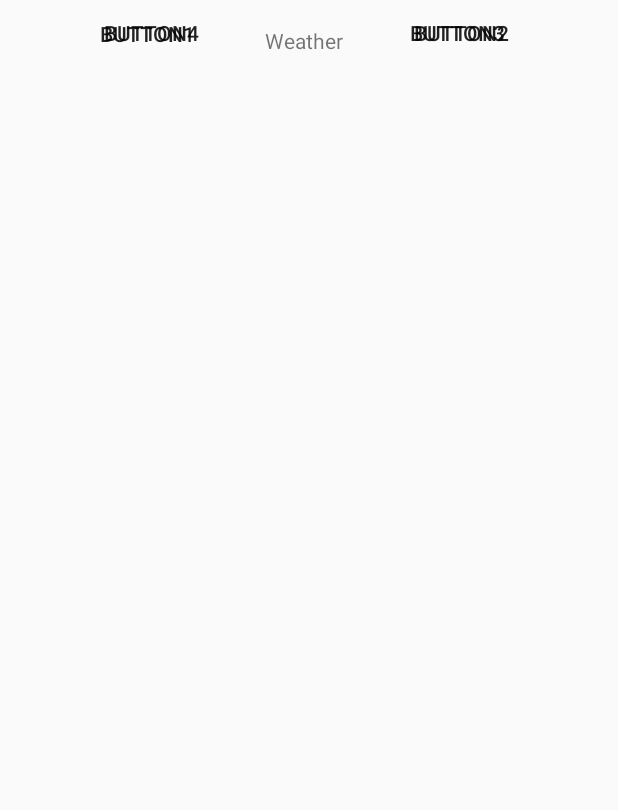
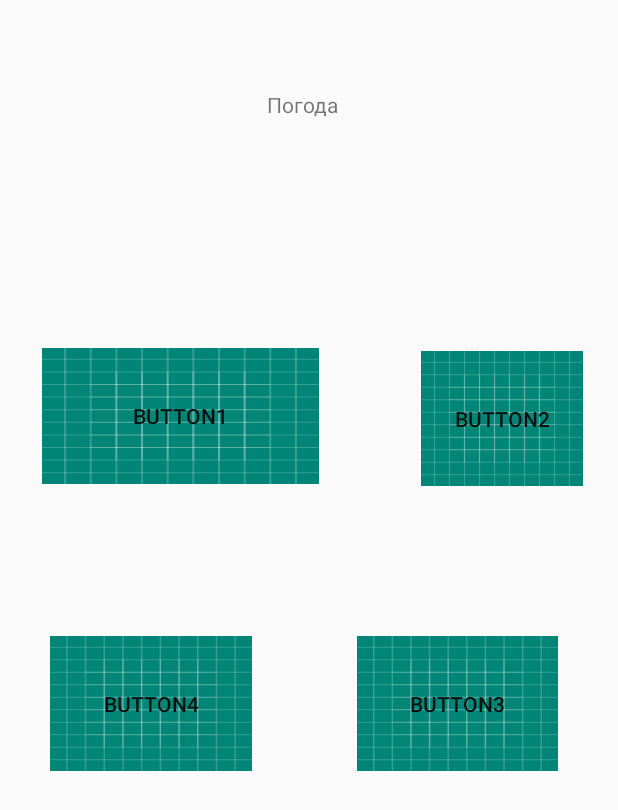
Before and after one commit to Olfm/App_weather, an Android app: the screen it shows after launch (MainActivity), on a phone screen of 412 x 824 dp. Shown: the top 810 px of the screen. Run offline under Robolectric (Android 15) with nearby library versions, the phone set to English and light mode, and no system bars.

Commit message:
test commit

```diff
--- a/app/src/main/res/layout/activity_main.xml
+++ b/app/src/main/res/layout/activity_main.xml
@@ -10,72 +10,96 @@
         android:id="@+id/tvWeather"
         android:layout_width="59dp"
         android:layout_height="22dp"
-        android:text="@string/weather"
-        app:layout_constraintBottom_toBottomOf="parent"
+        android:layout_marginTop="60dp"
+        android:contentDescription="@string/Погода"
+        android:text="@string/Погода"
         app:layout_constraintEnd_toEndOf="parent"
+        app:layout_constraintHorizontal_bias="0.505"
         app:layout_constraintStart_toStartOf="parent"
         app:layout_constraintTop_toTopOf="parent"
-        app:layout_constraintVertical_bias="0.022"
         tools:text="ПОГОДА" />
 
     <Button
         android:id="@+id/btnMoscow"
         style="@style/Widget.AppCompat.Button.ButtonBar.AlertDialog"
-        android:layout_width="139dp"
-        android:layout_height="45dp"
-        android:layout_marginEnd="244dp"
+        android:layout_width="0dp"
+        android:layout_height="0dp"
+        android:layout_marginStart="28dp"
+        android:layout_marginTop="232dp"
+        android:layout_marginEnd="68dp"
+        android:layout_marginBottom="101dp"
+        android:background="@drawable/ic_launcher_background"
         android:onClick="onClick"
         android:text="@string/button1"
         android:textAppearance="@style/TextAppearance.AppCompat.Button"
         android:visibility="visible"
-        app:layout_constraintEnd_toEndOf="parent"
+        app:layout_constraintBottom_toTopOf="@+id/btnDaily"
+        app:layout_constraintEnd_toStartOf="@+id/btnSingapore"
+        app:layout_constraintHorizontal_chainStyle="spread"
+        app:layout_constraintStart_toStartOf="parent"
+        app:layout_constraintTop_toTopOf="parent"
+        app:layout_constraintVertical_bias="0.47000003"
         tools:ignore="MissingConstraints"
-        tools:layout_editor_absoluteY="232dp"
         tools:text="Погода в Москва" />
 
     <Button
         android:id="@+id/btnSingapore"
         style="@style/Widget.AppCompat.Button.ButtonBar.AlertDialog"
-        android:layout_width="153dp"
-        android:layout_height="43dp"
-        android:layout_marginEnd="28dp"
+        android:layout_width="wrap_content"
+        android:layout_height="0dp"
+        android:layout_marginTop="234dp"
+        android:layout_marginEnd="23dp"
+        android:layout_marginBottom="100dp"
+        android:background="@drawable/ic_launcher_background"
         android:onClick="onClick"
         android:text="@string/button2"
         android:textAppearance="@style/TextAppearance.AppCompat.Button"
         android:visibility="visible"
+        app:layout_constraintBottom_toTopOf="@+id/btnRoma"
         app:layout_constraintEnd_toEndOf="parent"
+        app:layout_constraintStart_toEndOf="@+id/btnMoscow"
+        app:layout_constraintTop_toTopOf="parent"
         tools:ignore="MissingConstraints"
-        tools:layout_editor_absoluteY="234dp"
         tools:text="Погода в Сингапуре" />
 
     <Button
         android:id="@+id/btnRoma"
         style="@style/Widget.AppCompat.Button.ButtonBar.AlertDialog"
-        android:layout_width="134dp"
-        android:layout_height="44dp"
+        android:layout_width="0dp"
+        android:layout_height="0dp"
         android:layout_marginEnd="40dp"
+        android:layout_marginBottom="310dp"
+        android:background="@drawable/ic_launcher_background"
         android:onClick="onClick"
         android:text="@string/button3"
         android:textAppearance="@style/TextAppearance.AppCompat.Button"
         android:visibility="visible"
+        app:layout_constraintBottom_toBottomOf="parent"
         app:layout_constraintEnd_toEndOf="parent"
+        app:layout_constraintStart_toEndOf="@+id/btnDaily"
+        app:layout_constraintTop_toBottomOf="@+id/btnSingapore"
         tools:ignore="MissingConstraints"
-        tools:layout_editor_absoluteY="377dp"
         tools:text="Погода в Риме" />
 
     <Button
         android:id="@+id/btnDaily"
         style="@style/Widget.AppCompat.Button.ButtonBar.AlertDialog"
-        android:layout_width="134dp"
-        android:layout_height="43dp"
-        android:layout_marginEnd="244dp"
+        android:layout_width="0dp"
+        android:layout_height="0dp"
+        android:layout_marginStart="33dp"
+        android:layout_marginEnd="70dp"
+        android:layout_marginBottom="310dp"
+        android:background="@drawable/ic_launcher_background"
         android:onClick="onClick"
         android:text="@string/button4"
         android:textAppearance="@style/TextAppearance.AppCompat.Button"
         android:visibility="visible"
-        app:layout_constraintEnd_toEndOf="parent"
+        app:layout_constraintBottom_toBottomOf="parent"
+        app:layout_constraintEnd_toStartOf="@+id/btnRoma"
+        app:layout_constraintHorizontal_chainStyle="spread_inside"
+        app:layout_constraintStart_toStartOf="parent"
+        app:layout_constraintTop_toBottomOf="@+id/btnMoscow"
         tools:ignore="MissingConstraints"
-        tools:layout_editor_absoluteY="378dp"
         tools:text="Погода в Дейли" />
 
 </android.support.constraint.ConstraintLayout>
--- a/app/src/main/res/values/strings.xml
+++ b/app/src/main/res/values/strings.xml
@@ -5,4 +5,5 @@
     <string name="button2">Button2</string>
     <string name="button3">Button3</string>
     <string name="button4">Button4</string>
+    <string name="Погода">Погода</string>
 </resources>
```
